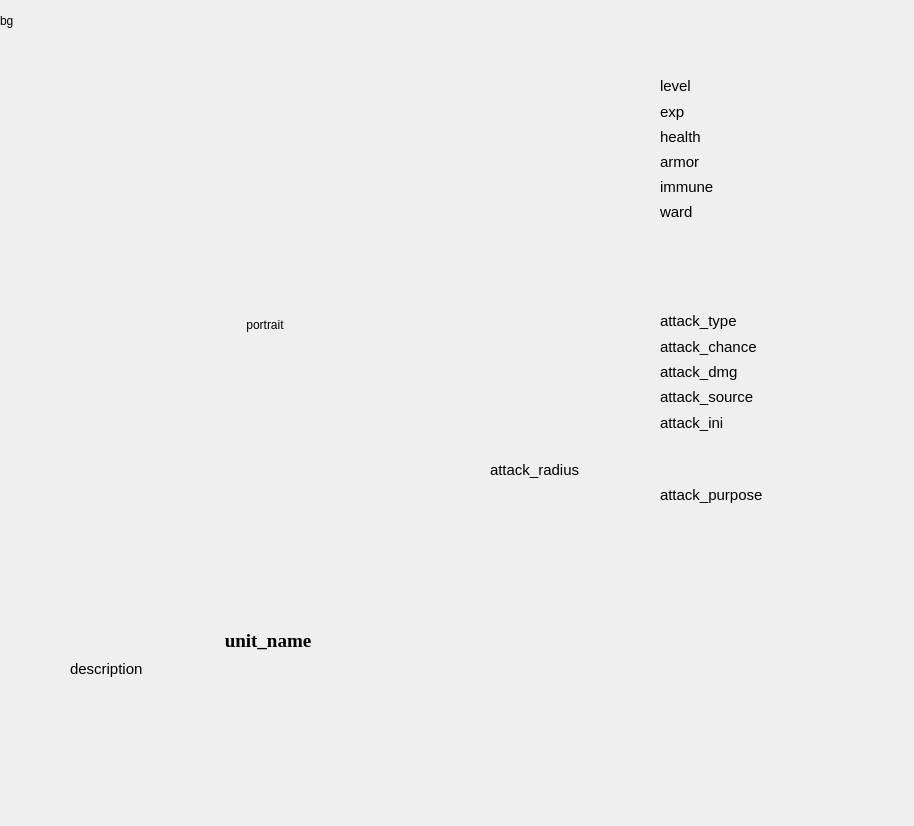
First picture: the form in client_dir/unit_details.ui, repository Erepb-89/disciples_mobile, before the edit.
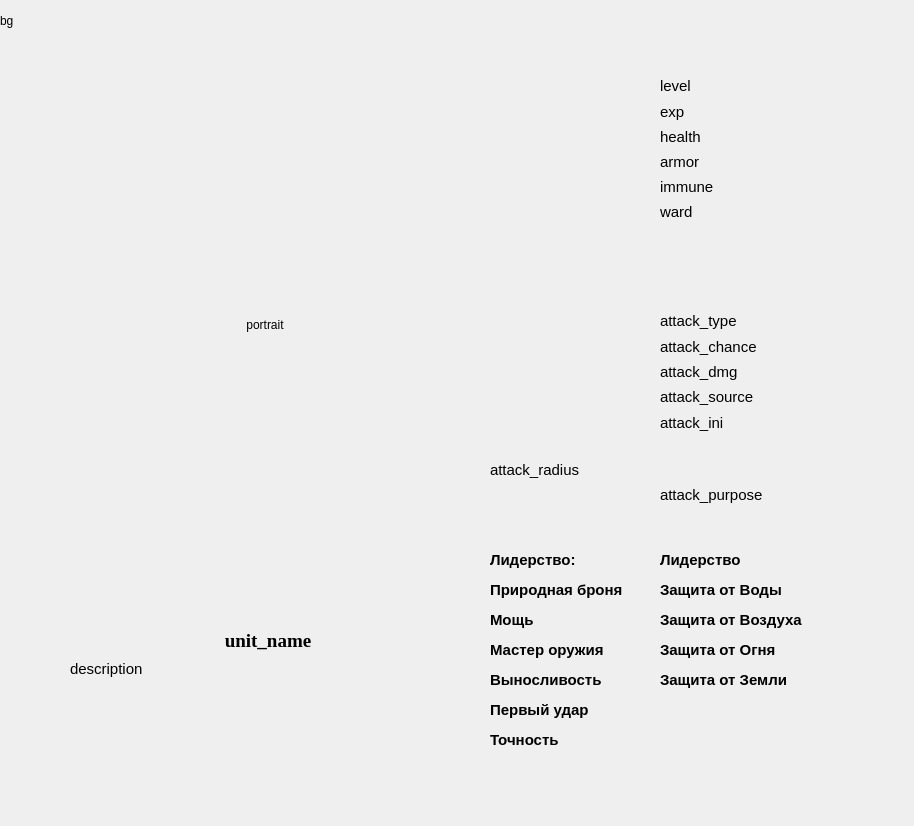
Second picture: the form after the edit.

Commit message: added all perks on unit_dialog

The edit to the form file:
```diff
--- a/client_dir/unit_details.ui
+++ b/client_dir/unit_details.ui
@@ -239,7 +239,7 @@
     <rect>
      <x>660</x>
      <y>362</y>
-     <width>121</width>
+     <width>170</width>
      <height>20</height>
     </rect>
    </property>
@@ -344,7 +344,7 @@
     <rect>
      <x>660</x>
      <y>337</y>
-     <width>121</width>
+     <width>170</width>
      <height>20</height>
     </rect>
    </property>
@@ -408,6 +408,291 @@
     <bool>true</bool>
    </property>
   </widget>
+  <widget class="QLabel" name="leadership">
+   <property name="geometry">
+    <rect>
+     <x>660</x>
+     <y>550</y>
+     <width>200</width>
+     <height>20</height>
+    </rect>
+   </property>
+   <property name="font">
+    <font>
+     <family>Arial</family>
+     <pointsize>11</pointsize>
+     <weight>75</weight>
+     <bold>true</bold>
+    </font>
+   </property>
+   <property name="text">
+    <string>Лидерство</string>
+   </property>
+  </widget>
+  <widget class="QLabel" name="leadershipText">
+   <property name="geometry">
+    <rect>
+     <x>490</x>
+     <y>550</y>
+     <width>141</width>
+     <height>20</height>
+    </rect>
+   </property>
+   <property name="font">
+    <font>
+     <family>Arial</family>
+     <pointsize>11</pointsize>
+     <weight>75</weight>
+     <bold>true</bold>
+    </font>
+   </property>
+   <property name="toolTip">
+    <string>Позволяет брать предводителю в группу на одного юнита больше</string>
+   </property>
+   <property name="text">
+    <string>Лидерство:</string>
+   </property>
+  </widget>
+  <widget class="QLabel" name="natArmor">
+   <property name="geometry">
+    <rect>
+     <x>490</x>
+     <y>580</y>
+     <width>160</width>
+     <height>20</height>
+    </rect>
+   </property>
+   <property name="font">
+    <font>
+     <family>Arial</family>
+     <pointsize>11</pointsize>
+     <weight>75</weight>
+     <bold>true</bold>
+    </font>
+   </property>
+   <property name="toolTip">
+    <string>Предводитель поглощает 20% полученного урона</string>
+   </property>
+   <property name="text">
+    <string>Природная броня</string>
+   </property>
+  </widget>
+  <widget class="QLabel" name="might">
+   <property name="geometry">
+    <rect>
+     <x>490</x>
+     <y>610</y>
+     <width>160</width>
+     <height>20</height>
+    </rect>
+   </property>
+   <property name="font">
+    <font>
+     <family>Arial</family>
+     <pointsize>11</pointsize>
+     <weight>75</weight>
+     <bold>true</bold>
+    </font>
+   </property>
+   <property name="toolTip">
+    <string>Добавляет 25% к урону предводителя</string>
+   </property>
+   <property name="text">
+    <string>Мощь</string>
+   </property>
+  </widget>
+  <widget class="QLabel" name="weaponMaster">
+   <property name="geometry">
+    <rect>
+     <x>490</x>
+     <y>640</y>
+     <width>160</width>
+     <height>20</height>
+    </rect>
+   </property>
+   <property name="font">
+    <font>
+     <family>Arial</family>
+     <pointsize>11</pointsize>
+     <weight>75</weight>
+     <bold>true</bold>
+    </font>
+   </property>
+   <property name="toolTip">
+    <string>Все юниты в группе предводителя получают на 25% больше опыта в бою</string>
+   </property>
+   <property name="text">
+    <string>Мастер оружия</string>
+   </property>
+  </widget>
+  <widget class="QLabel" name="endurance">
+   <property name="geometry">
+    <rect>
+     <x>490</x>
+     <y>670</y>
+     <width>160</width>
+     <height>20</height>
+    </rect>
+   </property>
+   <property name="font">
+    <font>
+     <family>Arial</family>
+     <pointsize>11</pointsize>
+     <weight>75</weight>
+     <bold>true</bold>
+    </font>
+   </property>
+   <property name="toolTip">
+    <string>Добавляет дополнительно 20% очков здоровья предводителю</string>
+   </property>
+   <property name="text">
+    <string>Выносливость</string>
+   </property>
+  </widget>
+  <widget class="QLabel" name="firstStrike">
+   <property name="geometry">
+    <rect>
+     <x>490</x>
+     <y>700</y>
+     <width>160</width>
+     <height>20</height>
+    </rect>
+   </property>
+   <property name="font">
+    <font>
+     <family>Arial</family>
+     <pointsize>11</pointsize>
+     <weight>75</weight>
+     <bold>true</bold>
+    </font>
+   </property>
+   <property name="toolTip">
+    <string>Повышает инициативу предводителя на 50%</string>
+   </property>
+   <property name="text">
+    <string>Первый удар</string>
+   </property>
+  </widget>
+  <widget class="QLabel" name="accuracy">
+   <property name="geometry">
+    <rect>
+     <x>490</x>
+     <y>730</y>
+     <width>160</width>
+     <height>20</height>
+    </rect>
+   </property>
+   <property name="font">
+    <font>
+     <family>Arial</family>
+     <pointsize>11</pointsize>
+     <weight>75</weight>
+     <bold>true</bold>
+    </font>
+   </property>
+   <property name="toolTip">
+    <string>Повышает шанс удачной атаки предводителя на 20%</string>
+   </property>
+   <property name="text">
+    <string>Точность</string>
+   </property>
+  </widget>
+  <widget class="QLabel" name="airResist">
+   <property name="geometry">
+    <rect>
+     <x>660</x>
+     <y>610</y>
+     <width>200</width>
+     <height>20</height>
+    </rect>
+   </property>
+   <property name="font">
+    <font>
+     <family>Arial</family>
+     <pointsize>11</pointsize>
+     <weight>75</weight>
+     <bold>true</bold>
+    </font>
+   </property>
+   <property name="toolTip">
+    <string>Защищает предводителя от первой атаки магии Воздуха в бою</string>
+   </property>
+   <property name="text">
+    <string>Защита от Воздуха</string>
+   </property>
+  </widget>
+  <widget class="QLabel" name="waterResist">
+   <property name="geometry">
+    <rect>
+     <x>660</x>
+     <y>580</y>
+     <width>200</width>
+     <height>20</height>
+    </rect>
+   </property>
+   <property name="font">
+    <font>
+     <family>Arial</family>
+     <pointsize>11</pointsize>
+     <weight>75</weight>
+     <bold>true</bold>
+    </font>
+   </property>
+   <property name="toolTip">
+    <string>Защищает предводителя от первой атаки магии Воды в бою</string>
+   </property>
+   <property name="text">
+    <string>Защита от Воды</string>
+   </property>
+  </widget>
+  <widget class="QLabel" name="fireResist">
+   <property name="geometry">
+    <rect>
+     <x>660</x>
+     <y>640</y>
+     <width>200</width>
+     <height>20</height>
+    </rect>
+   </property>
+   <property name="font">
+    <font>
+     <family>Arial</family>
+     <pointsize>11</pointsize>
+     <weight>75</weight>
+     <bold>true</bold>
+    </font>
+   </property>
+   <property name="toolTip">
+    <string>Защищает предводителя от первой атаки магии Огня в бою</string>
+   </property>
+   <property name="text">
+    <string>Защита от Огня</string>
+   </property>
+  </widget>
+  <widget class="QLabel" name="earthResist">
+   <property name="geometry">
+    <rect>
+     <x>660</x>
+     <y>670</y>
+     <width>200</width>
+     <height>20</height>
+    </rect>
+   </property>
+   <property name="font">
+    <font>
+     <family>Arial</family>
+     <pointsize>11</pointsize>
+     <weight>75</weight>
+     <bold>true</bold>
+    </font>
+   </property>
+   <property name="toolTip">
+    <string>Защищает предводителя от первой атаки магии Земли в бою</string>
+   </property>
+   <property name="text">
+    <string>Защита от Земли</string>
+   </property>
+  </widget>
  </widget>
  <resources/>
  <connections/>
```
The commit also changes 6 other files.
